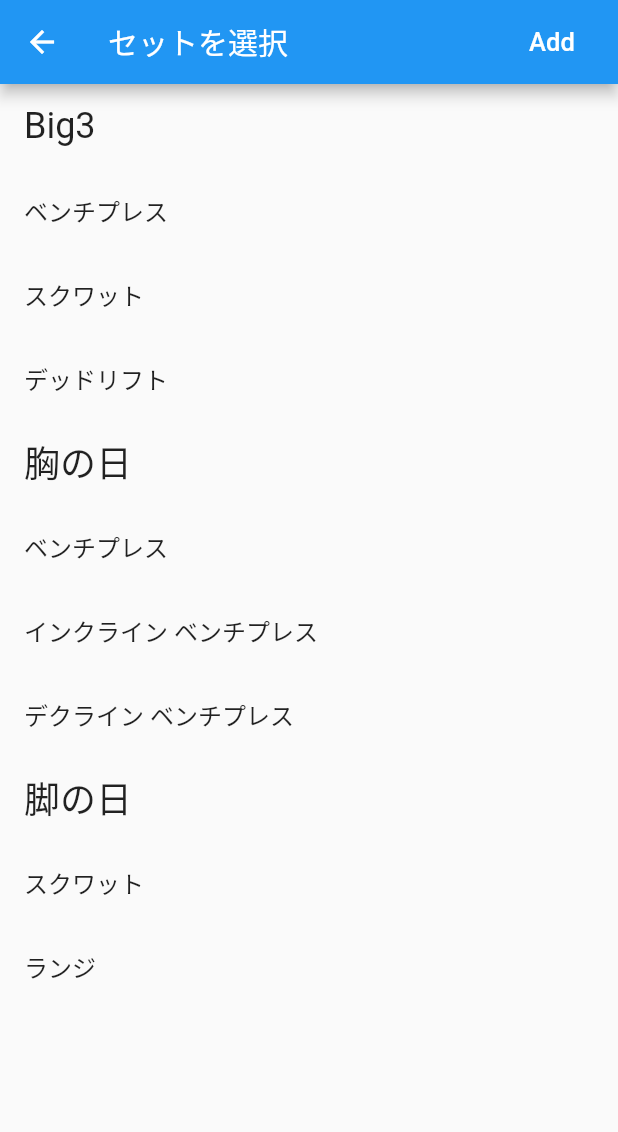
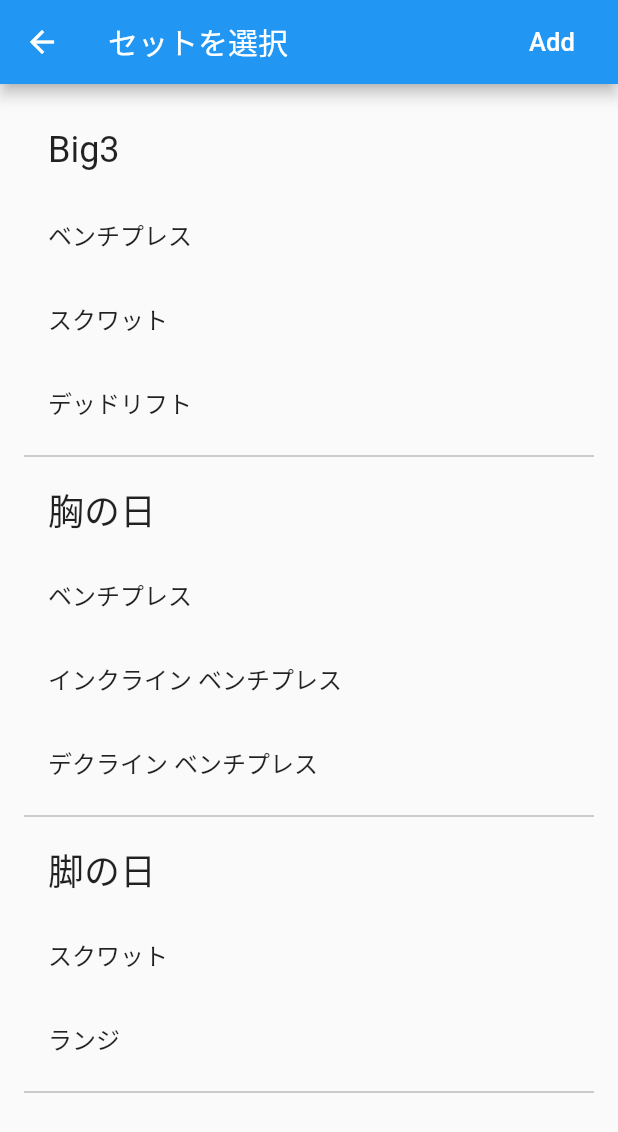
Before and after one commit to qwertytoki/workoutholic_flutter, a Flutter app: the WorkoutSetSelectPage screen opened directly, on a phone screen of 412 x 824 dp. Shown: the top 1132 px of the screen. Run offline on Flutter 3.47's test engine with Material 2 defaults, Android fonts, the phone set to English and light mode, and no system bars; our stand-ins replace cloud_firestore, firebase_auth, google_sign_in, rxdart, table_calendar; missing offline and left inert: date_utils, flutter_picker; accounts and stored records are empty.

Commit message:
add dividerto list

```diff
--- a/lib/const/list_for_set_select.dart
+++ b/lib/const/list_for_set_select.dart
@@ -1 +1,3 @@
 abstract class ListForSetSelect {}
+
+class Separator implements ListForSetSelect {}
--- a/lib/screen/workout_set_select.dart
+++ b/lib/screen/workout_set_select.dart
@@ -7,7 +7,6 @@ import 'package:workoutholic/dto/work_menu.dart';
 import 'package:workoutholic/dao/work_set_dao.dart';
 import 'package:workoutholic/dao/work_menu_dao.dart';
 import 'package:workoutholic/screen/add_set.dart';
-import 'package:workoutholic/const/list_item.dart';
 import 'package:workoutholic/const/list_for_set_select.dart';
 
 class WorkoutSetSelectPage extends StatelessWidget {
@@ -48,8 +47,12 @@ class WorkoutSetSelectPage extends StatelessWidget {
       menuList.forEach((menu) {
         displayList.add(menu);
       });
+      displayList.add(new Separator());
+
     });
+
     return ListView.builder(
+        padding: const EdgeInsets.all(16.0),
         itemCount: displayList.length,
         itemBuilder: (context, int index) {
           final item = displayList[index];
@@ -63,6 +66,8 @@ class WorkoutSetSelectPage extends StatelessWidget {
             return ListTile(
               title: Text(item.nameJa),
             );
+          }else if (item is Separator){
+            return Divider(color: Colors.black38);
           }
         });
     // return ListView.separated(
```
